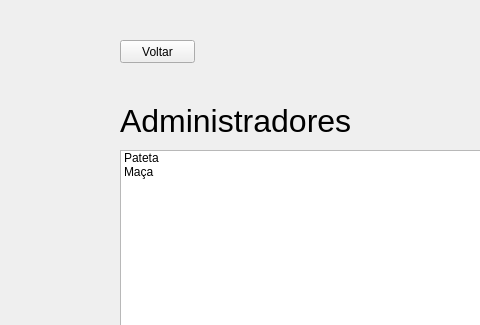
First picture: the form in src/resources/adminList.ui, repository Mathgobbo/Free-Fallin-Manager, before the edit; both pictures show x 0 to 480 and y 0 to 325 of the 800 by 600 pixel window.
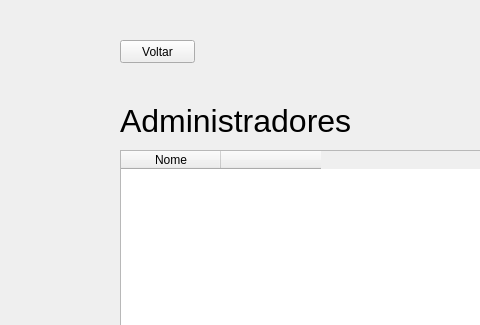
Second picture: the form after the edit.

Commit message: Validando se Admin já existe na hora do cadastro

What changed in the file:
```diff
--- a/src/resources/adminList.ui
+++ b/src/resources/adminList.ui
@@ -58,7 +58,7 @@
      <string>Adicionar Administrador</string>
     </property>
    </widget>
-   <widget class="QListWidget" name="listWidget">
+   <widget class="QTableWidget" name="adminsTable">
     <property name="geometry">
      <rect>
       <x>120</x>
@@ -67,16 +67,16 @@
       <height>192</height>
      </rect>
     </property>
-    <item>
+    <column>
      <property name="text">
-      <string>Pateta</string>
+      <string>Nome</string>
      </property>
-    </item>
-    <item>
+    </column>
+    <column>
      <property name="text">
-      <string>Maça</string>
+      <string/>
      </property>
-    </item>
+    </column>
    </widget>
   </widget>
   <widget class="QMenuBar" name="menubar">
```
The commit also changes 4 other files.
